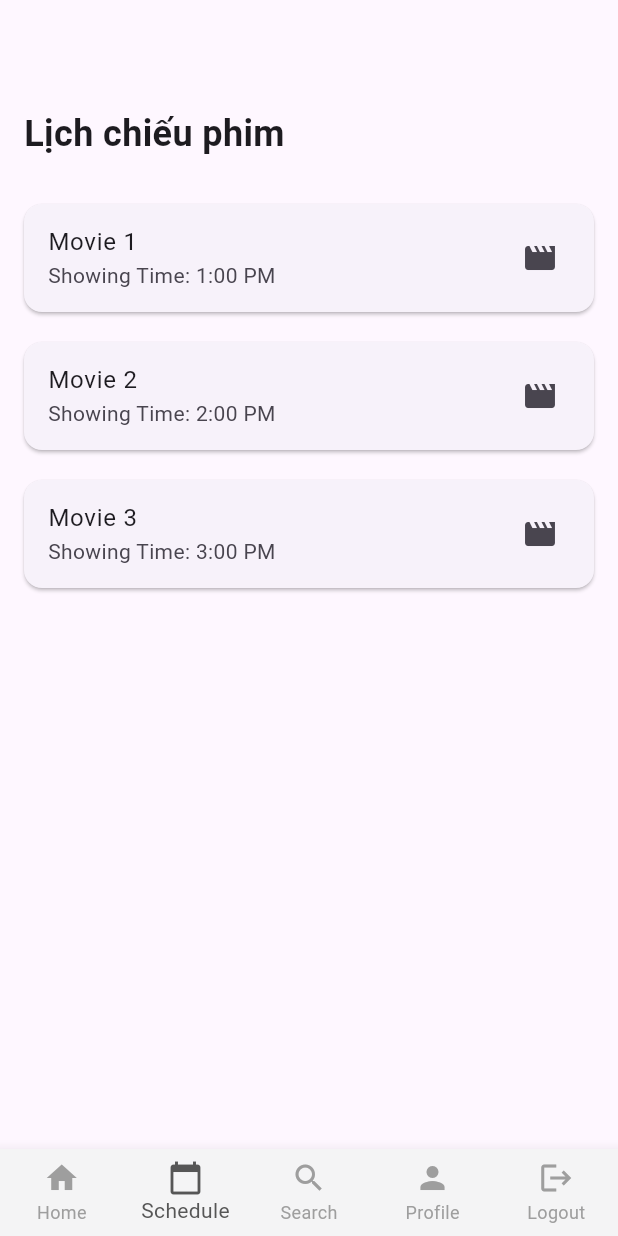
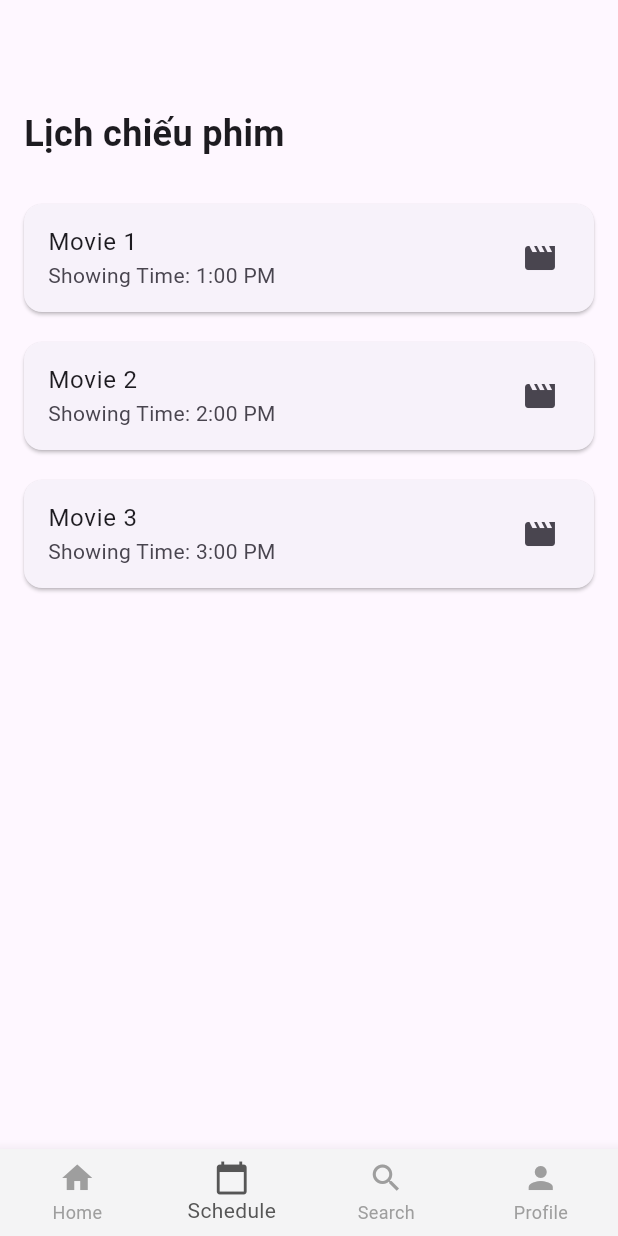
Before and after one commit to dogiatien/moviebookingapp, a Flutter app: the screen it shows after launch, item 2 of the bottom bar chosen, on a phone screen of 412 x 824 dp. Run offline on Flutter 3.47's test engine with Material 3 defaults, Android fonts, the phone set to English and light mode, and no system bars; our stand-ins replace carousel_slider; missing offline and left inert: dart:ffi; network calls fail.

Commit message:
<xoa logout>

```diff
--- a/lib/widgets/bottom_appbar.dart
+++ b/lib/widgets/bottom_appbar.dart
@@ -42,10 +42,6 @@ class CustomBottomNavigationBar extends StatelessWidget {
           icon: Icon(Icons.person),
           label: 'Profile',
         ),
-        BottomNavigationBarItem(
-          icon: Icon(Icons.logout),
-          label: 'Logout',
-        ),
       ],
     );
   }
```
